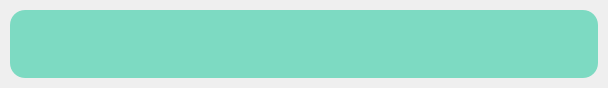
rgoomes/Launcher, file qt/mainwindow.ui: the form before one commit.
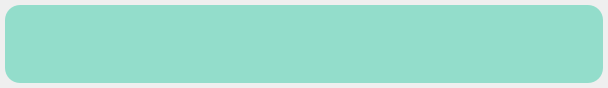
The form after the commit.

Commit message: Added two functions to change the launcher from window mode to fullscreen and vice versa. Also added c++11 flag to .pro file.

```diff
--- a/qt/mainwindow.ui
+++ b/qt/mainwindow.ui
@@ -24,22 +24,22 @@
   <widget class="QWidget" name="centralWidget">
    <layout class="QHBoxLayout" name="horizontalLayout">
     <property name="leftMargin">
-     <number>10</number>
+     <number>5</number>
     </property>
     <property name="topMargin">
-     <number>10</number>
+     <number>5</number>
     </property>
     <property name="rightMargin">
-     <number>10</number>
+     <number>5</number>
     </property>
     <property name="bottomMargin">
-     <number>10</number>
+     <number>5</number>
     </property>
     <item>
      <widget class="QFrame" name="frame">
       <property name="styleSheet">
        <string notr="true">border-radius: 15px;
-background-color: rgba(10,196,149,0.5);
+background-color: rgba(10,196,149,0.4);
 </string>
       </property>
       <property name="frameShape">
```
The commit also changes 3 other files.
